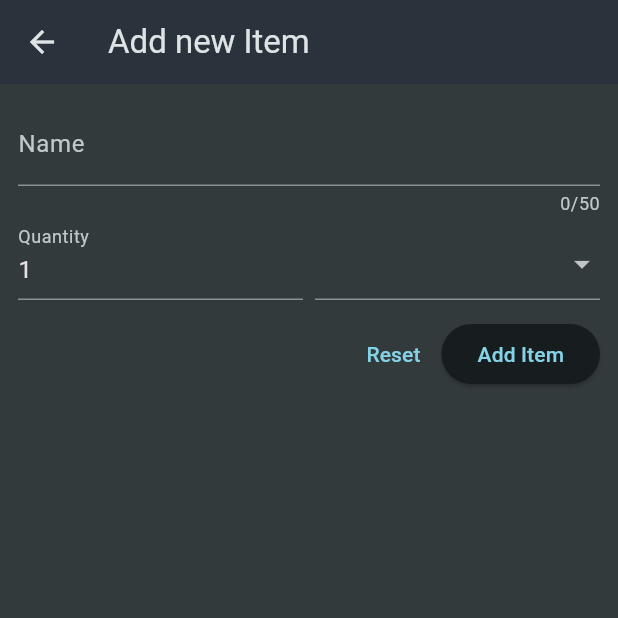
After one commit to Jaydeepsinh-Devda/Shoppping_List_Flutter_App, a Flutter app: the screen it shows after launch, after a tap on the "add" icon, on a phone screen of 412 x 824 dp, the top half of it. The commit adds this screen. Run offline on Flutter 3.47's test engine with Material 3 defaults, Android fonts, the phone set to English and light mode, and no system bars.

Commit message:
Created New Item Widget

```diff
--- a/lib/widgets/grocery_list.dart
+++ b/lib/widgets/grocery_list.dart
@@ -1,14 +1,34 @@
 import 'package:flutter/material.dart';
 import 'package:shopping_list_app/data/dummy_items.dart';
+import 'package:shopping_list_app/widgets/new_item.dart';
 
-class GroceryList extends StatelessWidget{
+class GroceryList extends StatefulWidget {
   const GroceryList({super.key});
 
   @override
-  Widget build(BuildContext context){
+  State<GroceryList> createState() => _GroceryListState();
+}
+
+class _GroceryListState extends State<GroceryList> {
+  void _addItem() {
+    Navigator.of(context).push(
+      MaterialPageRoute(
+        builder: (ctx) => const NewItem(),
+      ),
+    );
+  }
+
+  @override
+  Widget build(BuildContext context) {
     return Scaffold(
       appBar: AppBar(
         title: const Text('Your Groceries'),
+        actions: [
+          IconButton(
+            onPressed: _addItem,
+            icon: const Icon(Icons.add),
+          )
+        ],
       ),
       body: ListView.builder(
         itemCount: groceryItems.length,
@@ -20,8 +40,8 @@ class GroceryList extends StatelessWidget{
             color: groceryItems[index].category.color,
           ),
           trailing: Text(groceryItems[index].quantity.toString()),
-      )),
-
+        ),
+      ),
     );
   }
 }
--- /dev/null
+++ b/lib/widgets/new_item.dart
@@ -0,0 +1,91 @@
+import 'package:flutter/material.dart';
+import 'package:flutter/rendering.dart';
+import 'package:shopping_list_app/data/categories.dart';
+
+class NewItem extends StatefulWidget {
+  const NewItem({super.key});
+
+  @override
+  State<NewItem> createState() {
+    return _NewItemState();
+  }
+}
+
+class _NewItemState extends State<NewItem> {
+  @override
+  Widget build(BuildContext context) {
+    return Scaffold(
+      appBar: AppBar(
+        title: const Text("Add new Item"),
+      ),
+      body: Padding(
+        padding: const EdgeInsets.all(12),
+        child: Form(
+          child: Column(
+            children: [
+              TextFormField(
+                maxLength: 50,
+                decoration: const InputDecoration(
+                  label: Text('Name'),
+                ),
+                validator: (value) {
+                  return 'Demo...';
+                },
+              ),
+              Row(
+                crossAxisAlignment: CrossAxisAlignment.end,
+                children: [
+                  Expanded(
+                    child: TextFormField(
+                      decoration: const InputDecoration(
+                        label: Text('Quantity'),
+                      ),
+                      initialValue: '1',
+                      keyboardType: TextInputType.number,
+                    ),
+                  ),
+                  const SizedBox(width: 8),
+                  Expanded(
+                    child: DropdownButtonFormField(
+                      items: [
+                        for (final category in categories.entries)
+                          DropdownMenuItem(
+                              value: category.value,
+                              child: Row(
+                                children: [
+                                  Container(
+                                    width: 16,
+                                    height: 16,
+                                    color: category.value.color,
+                                  ),
+                                  const SizedBox(width: 6),
+                                  Text(category.value.title),
+                                ],
+                              ))
+                      ],
+                      onChanged: (value) {},
+                    ),
+                  )
+                ],
+              ),
+              const SizedBox(height: 12,),
+              Row(
+                mainAxisAlignment: MainAxisAlignment.end,
+                children: [
+                  TextButton(
+                    onPressed: () {},
+                    child: const Text("Reset"),
+                  ),
+                  ElevatedButton(
+                    onPressed: () {},
+                    child: const Text('Add Item'),
+                  )
+                ],
+              )
+            ],
+          ),
+        ),
+      ),
+    );
+  }
+}
```
Lines whose indentation alone changed are shown as unchanged.
